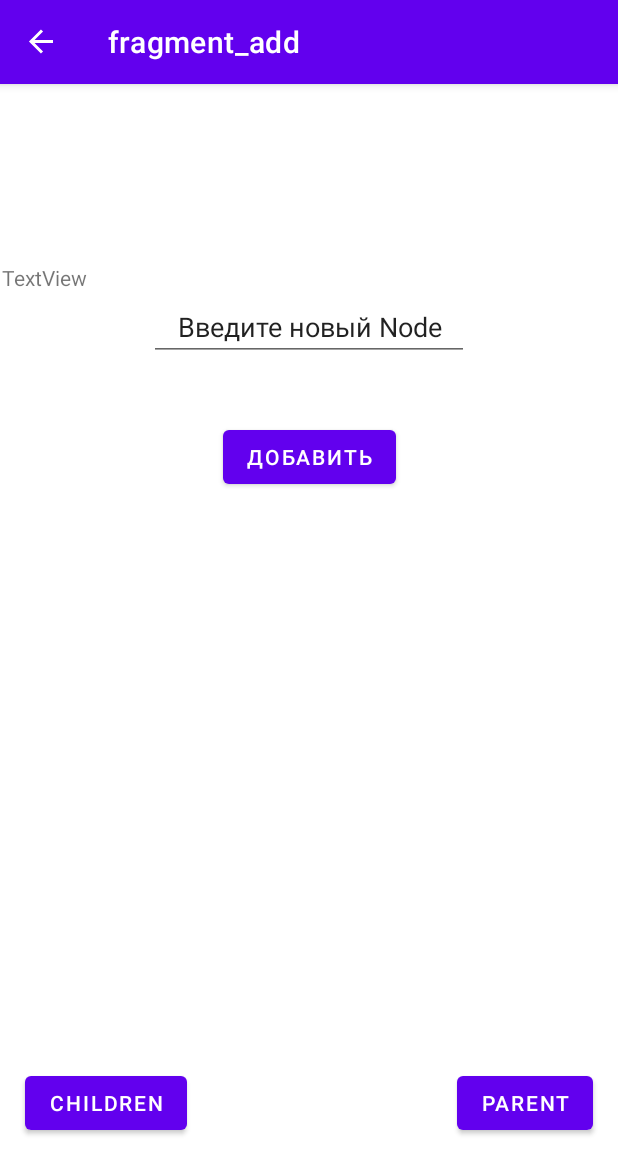
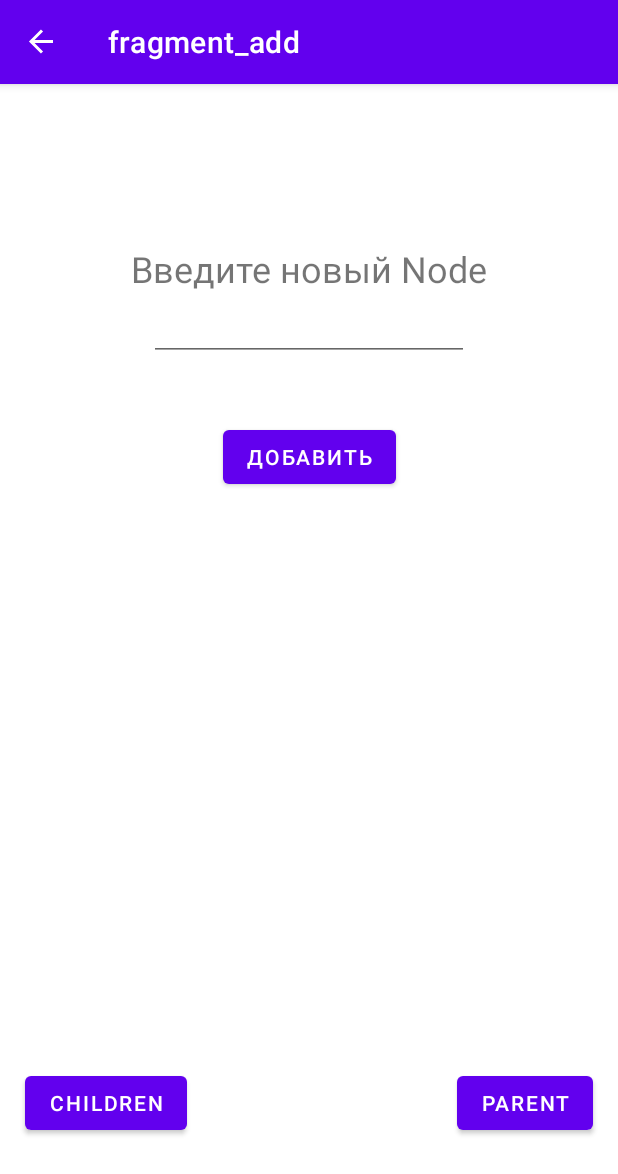
Before and after one commit to PsyByACET/mobil-dev, an Android app: the fragment RelationFragment placed in its activity, after a tap on "You can add node", on a phone screen of 412 x 824 dp. Shown: the top 1174 px of the screen. Run offline under Robolectric (Android 15) with nearby library versions, the phone set to English and light mode, and no system bars; our stand-ins replace Room's generated code, navigation-ui; 2 statements that could not run were skipped.

Commit message:
delete trash

```diff
--- a/app/src/main/java/com/example/my6lab/fragments/relation/RelationAdapter.kt
+++ b/app/src/main/java/com/example/my6lab/fragments/relation/RelationAdapter.kt
@@ -59,14 +59,8 @@ class RelationAdapter(myElement: Node, statusBool: Boolean, frag: FragmentManage
         holder.itemView.textView.text = status.toString()
 
 
-//        holder.itemView.setOnClickListener{
-//            Toast.makeText(holder.itemView.context, "pos #${position + 1}", Toast.LENGTH_SHORT).show()
-//            holder.itemView.setBackgroundColor(0xFF0FFF0F.toInt())
-//        }
-
         if ((checkRelationNode(firstNode, currentItem, false) && status) || (checkRelationNode(currentItem, firstNode, false) && !status)){
 
-//            val textView = TextView(context)
 
             //If connection exists make it green and add listener
             if ((checkRelationNode(currentItem, firstNode, true) && status) || (checkRelationNode(firstNode, currentItem, true) && !status)){
@@ -85,13 +79,11 @@ class RelationAdapter(myElement: Node, statusBool: Boolean, frag: FragmentManage
                     var dialogAdd = AddRelationFragment(firstNode, currentItem, status)
                     dialogAdd.show(fragmentM, "tag")
 
-                    Toast.makeText(holder.itemView.context, "testtttt #${status.toString()}", Toast.LENGTH_SHORT).show()
+
                 }
             }
 
         }
-
-
 
     }
     // set data and filter (delete duplicate, examole 9 --- 9)
--- a/app/src/main/res/layout/fragment_add.xml
+++ b/app/src/main/res/layout/fragment_add.xml
@@ -14,7 +14,7 @@
         android:ems="10"
         android:gravity="center"
         android:inputType="number"
-        android:text="Введите новый Node"
+        android:text=""
         app:layout_constraintEnd_toEndOf="parent"
         app:layout_constraintHorizontal_bias="0.5"
         app:layout_constraintStart_toStartOf="parent"
@@ -30,4 +30,15 @@
         app:layout_constraintHorizontal_bias="0.5"
         app:layout_constraintStart_toStartOf="parent"
         app:layout_constraintTop_toBottomOf="@+id/editTextNumber" />
+
+    <TextView
+        android:id="@+id/textView3"
+        android:layout_width="wrap_content"
+        android:layout_height="wrap_content"
+        android:textSize="24dp"
+        android:text="Введите новый Node"
+        app:layout_constraintBottom_toTopOf="@+id/editTextNumber"
+        app:layout_constraintEnd_toEndOf="parent"
+        app:layout_constraintStart_toStartOf="parent" />
+
 </androidx.constraintlayout.widget.ConstraintLayout>
--- a/app/src/main/res/layout/fragment_relation.xml
+++ b/app/src/main/res/layout/fragment_relation.xml
@@ -37,14 +37,6 @@
         app:layout_constraintBottom_toBottomOf="parent"
         app:layout_constraintRight_toRightOf="parent" />
 
-    <TextView
-        android:id="@+id/textView3"
-        android:layout_width="wrap_content"
-        android:layout_height="wrap_content"
-        android:layout_marginTop="100dp"
-        android:text="TextView"
-        app:layout_constraintStart_toStartOf="parent"
-        app:layout_constraintTop_toTopOf="parent" />
 
 
 </androidx.constraintlayout.widget.ConstraintLayout>
```
Also changed, not shown: app/src/main/java/com/example/my6lab/fragments/add/AddFragment.kt (+0 -7 lines).
